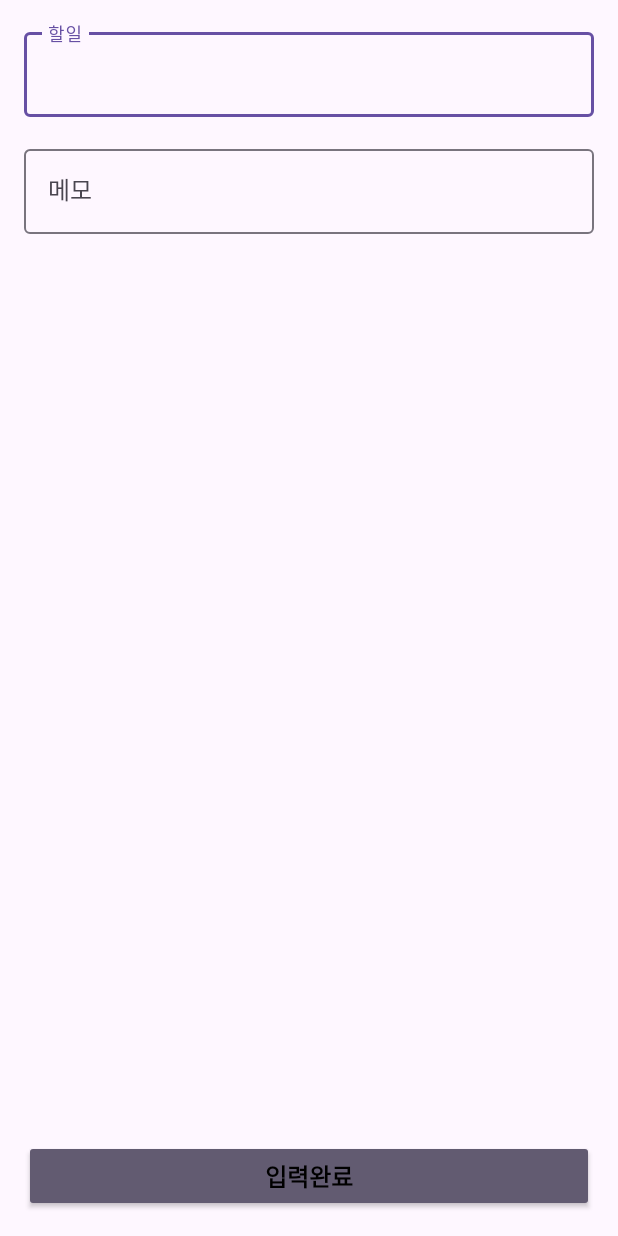
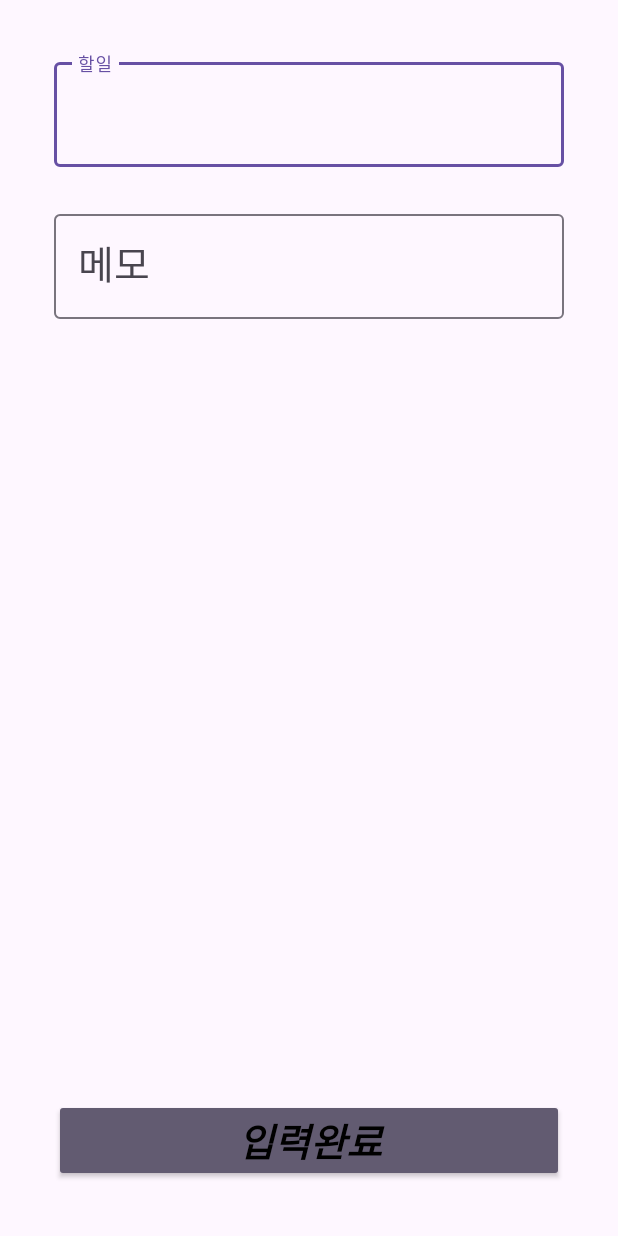
Before and after one commit to FastCampus-AOS/part3_chapter7, an Android app: the InputActivity screen opened directly, with no data from a screen before it, on a phone screen of 412 x 824 dp. Run offline under Robolectric (Android 15) with nearby library versions, the phone set to English and light mode, and no system bars; our stand-ins replace Dagger/Hilt's generated code, data binding.

Commit message:
테마 적용하기 3

```diff
--- a/app/src/main/res/values/dimen.xml
+++ b/app/src/main/res/values/dimen.xml
@@ -1,12 +1,12 @@
 <?xml version="1.0" encoding="utf-8"?>
 <resources>
-    <dimen name="padding">16dp</dimen>
+    <dimen name="padding">36dp</dimen>
     <dimen name="padding_small">8dp</dimen>
 
-    <dimen name="margin">16dp</dimen>
-    <dimen name="margin_small">16dp</dimen>
+    <dimen name="margin">26dp</dimen>
+    <dimen name="margin_small">10dp</dimen>
 
-    <dimen name="text_large">16sp</dimen>
+    <dimen name="text_large">26sp</dimen>
     <dimen name="text_medium">14sp</dimen>
     <dimen name="text_small">12sp</dimen>
 </resources>
--- a/app/src/main/res/values/style.xml
+++ b/app/src/main/res/values/style.xml
@@ -11,7 +11,7 @@
     </style>
 
     <style name="TextAppearance.App.Large.Bold" parent="TextAppearance.App.Large">
-        <item name="android:textStyle">bold</item>
+        <item name="android:textStyle">bold|italic</item>
     </style>
 
     <style name="TextAppearance.App.Small" parent="TextAppearance.App">
--- a/app/src/main/res/values/themes.xml
+++ b/app/src/main/res/values/themes.xml
@@ -5,5 +5,7 @@
         <!-- <item name="colorPrimary">@color/my_light_primary</item> -->
     </style>
 
-    <style name="Theme.Part3_chapter7" parent="Base.Theme.Part3_chapter7" />
+    <style name="Theme.Part3_chapter7" parent="Base.Theme.Part3_chapter7" >
+        <item name="android:textViewStyle">@style/Widget.AppCompat.Button.Colored</item>
+    </style>
 </resources>
```
